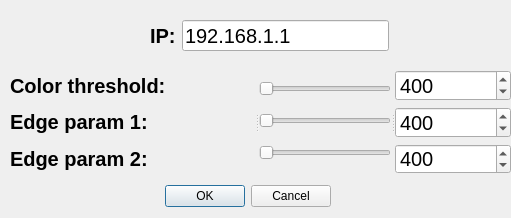
Qt form FrontEnd/configWindowUI.ui (ggajoch/Draughts) before a commit.
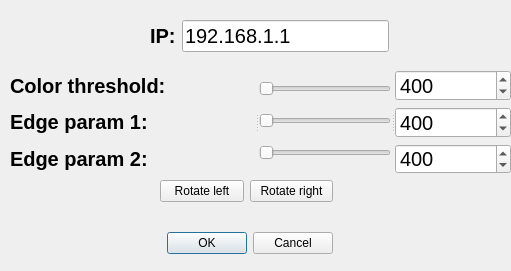
The same form after that commit.

Commit message:
Added rotating of board, improvements of config module (now you have to save settings to disk).
	modified:   MainApp/conf.py

What changed in the file:
```diff
--- a/FrontEnd/configWindowUI.ui
+++ b/FrontEnd/configWindowUI.ui
@@ -7,35 +7,19 @@
     <x>0</x>
     <y>0</y>
     <width>511</width>
-    <height>218</height>
+    <height>271</height>
    </rect>
   </property>
   <property name="windowTitle">
    <string>Config</string>
   </property>
-  <widget class="QDialogButtonBox" name="buttonBox">
-   <property name="geometry">
-    <rect>
-     <x>-10</x>
-     <y>180</y>
-     <width>341</width>
-     <height>32</height>
-    </rect>
-   </property>
-   <property name="orientation">
-    <enum>Qt::Horizontal</enum>
-   </property>
-   <property name="standardButtons">
-    <set>QDialogButtonBox::Cancel|QDialogButtonBox::Ok</set>
-   </property>
-  </widget>
-  <widget class="QWidget" name="">
+  <widget class="QWidget" name="layoutWidget">
    <property name="geometry">
     <rect>
      <x>150</x>
      <y>20</y>
      <width>239</width>
-     <height>31</height>
+     <height>32</height>
     </rect>
    </property>
    <layout class="QGridLayout" name="gridLayout">
@@ -218,6 +202,72 @@
     </layout>
    </widget>
   </widget>
+  <widget class="QWidget" name="layoutWidget">
+   <property name="geometry">
+    <rect>
+     <x>160</x>
+     <y>180</y>
+     <width>173</width>
+     <height>74</height>
+    </rect>
+   </property>
+   <layout class="QVBoxLayout" name="verticalLayout_4">
+    <item>
+     <layout class="QHBoxLayout" name="horizontalLayout">
+      <item>
+       <widget class="QPushButton" name="leftButton">
+        <property name="text">
+         <string>Rotate left</string>
+        </property>
+       </widget>
+      </item>
+      <item>
+       <widget class="QPushButton" name="rightButton">
+        <property name="text">
+         <string>Rotate right</string>
+        </property>
+       </widget>
+      </item>
+     </layout>
+    </item>
+    <item>
+     <spacer name="verticalSpacer">
+      <property name="orientation">
+       <enum>Qt::Vertical</enum>
+      </property>
+      <property name="sizeHint" stdset="0">
+       <size>
+        <width>20</width>
+        <height>40</height>
+       </size>
+      </property>
+     </spacer>
+    </item>
+    <item>
+     <spacer name="verticalSpacer_2">
+      <property name="orientation">
+       <enum>Qt::Vertical</enum>
+      </property>
+      <property name="sizeHint" stdset="0">
+       <size>
+        <width>20</width>
+        <height>40</height>
+       </size>
+      </property>
+     </spacer>
+    </item>
+    <item>
+     <widget class="QDialogButtonBox" name="buttonBox">
+      <property name="orientation">
+       <enum>Qt::Horizontal</enum>
+      </property>
+      <property name="standardButtons">
+       <set>QDialogButtonBox::Cancel|QDialogButtonBox::Ok</set>
+      </property>
+     </widget>
+    </item>
+   </layout>
+  </widget>
  </widget>
  <resources/>
  <connections>
```
Left out of the diff: 6 changed lines with no effect on the pictures. The commit also changes 15 other files.
